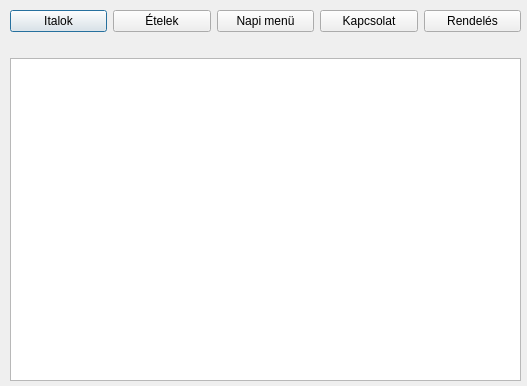
Qt form view/menu.ui (Atis0505/Restaurant) before a commit.
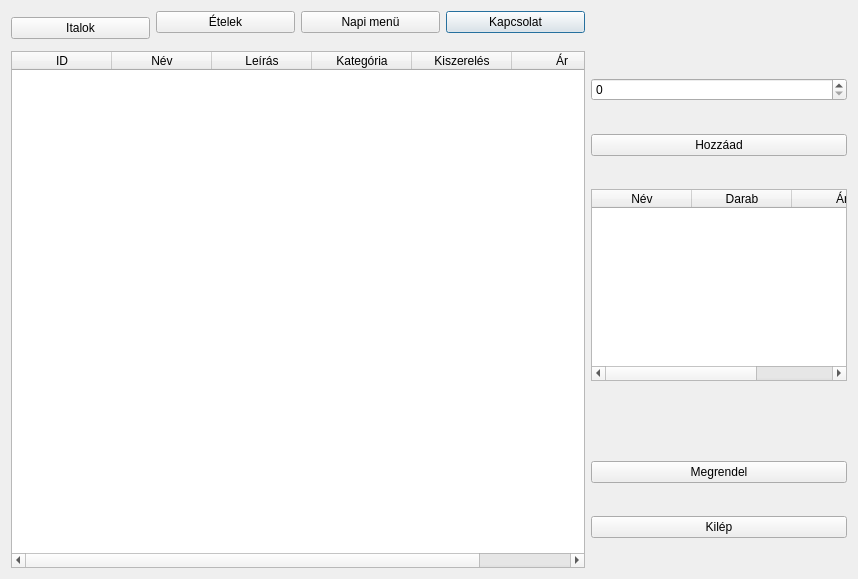
The same form after that commit.

Commit message: Create controller folder, trying to pass data between UIs

Patch:
```diff
--- a/view/menu.ui
+++ b/view/menu.ui
@@ -6,80 +6,149 @@
             <rect>
                 <x>0</x>
                 <y>0</y>
-                <width>527</width>
-                <height>386</height>
+                <width>858</width>
+                <height>579</height>
             </rect>
         </property>
+        <property name="sizePolicy">
+            <sizepolicy hsizetype="Expanding" vsizetype="Expanding">
+                <horstretch>0</horstretch>
+                <verstretch>0</verstretch>
+            </sizepolicy>
+        </property>
         <property name="windowTitle">
             <string>Menü</string>
         </property>
-        <widget class="QWidget" name="verticalLayoutWidget">
-            <property name="geometry">
-                <rect>
-                    <x>10</x>
-                    <y>10</y>
-                    <width>511</width>
-                    <height>371</height>
-                </rect>
-            </property>
-            <layout class="QVBoxLayout" name="verticalLayout_3">
-                <item>
-                    <layout class="QHBoxLayout" name="horizontalLayout_3">
-                        <item>
-                            <widget class="QPushButton" name="btn_italok">
+        <layout class="QGridLayout" name="gridLayout" columnstretch="0,0,0,0,0,0" columnminimumwidth="0,0,0,0,0,0">
+            <item row="0" column="3">
+                <widget class="QPushButton" name="btn_kapcsolat">
+                    <property name="text">
+                        <string>Kapcsolat</string>
+                    </property>
+                </widget>
+            </item>
+            <item row="0" column="2">
+                <widget class="QPushButton" name="btn_menu">
+                    <property name="text">
+                        <string>Napi menü</string>
+                    </property>
+                </widget>
+            </item>
+            <item row="0" column="1">
+                <widget class="QPushButton" name="btn_etelek">
+                    <property name="text">
+                        <string>Ételek</string>
+                    </property>
+                </widget>
+            </item>
+            <item row="3" column="0" colspan="4">
+                <widget class="QTableWidget" name="table_item_list">
+                    <column>
+                        <property name="text">
+                            <string>ID</string>
+                        </property>
+                    </column>
+                    <column>
+                        <property name="text">
+                            <string>Név</string>
+                        </property>
+                    </column>
+                    <column>
+                        <property name="text">
+                            <string>Leírás</string>
+                        </property>
+                    </column>
+                    <column>
+                        <property name="text">
+                            <string>Kategória</string>
+                        </property>
+                    </column>
+                    <column>
+                        <property name="text">
+                            <string>Kiszerelés</string>
+                        </property>
+                    </column>
+                    <column>
+                        <property name="text">
+                            <string>Ár</string>
+                        </property>
+                    </column>
+                </widget>
+            </item>
+            <item row="0" column="0" rowspan="3">
+                <widget class="QPushButton" name="btn_italok">
+                    <property name="text">
+                        <string>Italok</string>
+                    </property>
+                </widget>
+            </item>
+            <item row="3" column="5">
+                <layout class="QVBoxLayout" name="verticalLayout">
+                    <item>
+                        <widget class="QSpinBox" name="spinBox_counter"/>
+                    </item>
+                    <item>
+                        <widget class="QPushButton" name="btn_add_item">
+                            <property name="text">
+                                <string>Hozzáad</string>
+                            </property>
+                        </widget>
+                    </item>
+                    <item>
+                        <widget class="QTableWidget" name="table_order_list">
+                            <property name="sizePolicy">
+                                <sizepolicy hsizetype="Maximum" vsizetype="Maximum">
+                                    <horstretch>0</horstretch>
+                                    <verstretch>0</verstretch>
+                                </sizepolicy>
+                            </property>
+                            <column>
                                 <property name="text">
-                                    <string>Italok</string>
+                                    <string>Név</string>
                                 </property>
-                            </widget>
-                        </item>
-                        <item>
-                            <widget class="QPushButton" name="btn_etelek">
+                            </column>
+                            <column>
                                 <property name="text">
-                                    <string>Ételek</string>
+                                    <string>Darab</string>
                                 </property>
-                            </widget>
-                        </item>
-                        <item>
-                            <widget class="QPushButton" name="btn_menu">
+                            </column>
+                            <column>
                                 <property name="text">
-                                    <string>Napi menü</string>
+                                    <string>Ár</string>
                                 </property>
-                            </widget>
-                        </item>
-                        <item>
-                            <widget class="QPushButton" name="btn_kapcsolat">
-                                <property name="text">
-                                    <string>Kapcsolat</string>
-                                </property>
-                            </widget>
-                        </item>
-                        <item>
-                            <widget class="QPushButton" name="btn_rendeles_tartalom">
-                                <property name="text">
-                                    <string>Rendelés</string>
-                                </property>
-                            </widget>
-                        </item>
-                    </layout>
-                </item>
-                <item>
-                    <spacer name="horizontalSpacer">
-                        <property name="orientation">
-                            <enum>Qt::Horizontal</enum>
-                        </property>
-                        <property name="sizeHint" stdset="0">
-                            <size>
-                                <width>40</width>
-                                <height>20</height>
-                            </size>
-                        </property>
-                    </spacer>
-                </item>
-                <item>
-                    <widget class="QListView" name="listView"/>
-                </item>
-            </layout>
-        </widget>
+                            </column>
+                        </widget>
+                    </item>
+                    <item>
+                        <widget class="QLabel" name="label_result">
+                            <property name="sizePolicy">
+                                <sizepolicy hsizetype="Maximum" vsizetype="Maximum">
+                                    <horstretch>0</horstretch>
+                                    <verstretch>0</verstretch>
+                                </sizepolicy>
+                            </property>
+                            <property name="text">
+                                <string/>
+                            </property>
+                        </widget>
+                    </item>
+                    <item>
+                        <widget class="QPushButton" name="btn_order_items">
+                            <property name="text">
+                                <string>Megrendel</string>
+                            </property>
+                        </widget>
+                    </item>
+                    <item>
+                        <widget class="QPushButton" name="btn_menu_cancel">
+                            <property name="text">
+                                <string>Kilép</string>
+                            </property>
+                        </widget>
+                    </item>
+                </layout>
+            </item>
+        </layout>
     </widget>
     <resources/>
     <connections/>
```
The commit also changes 7 other files.
